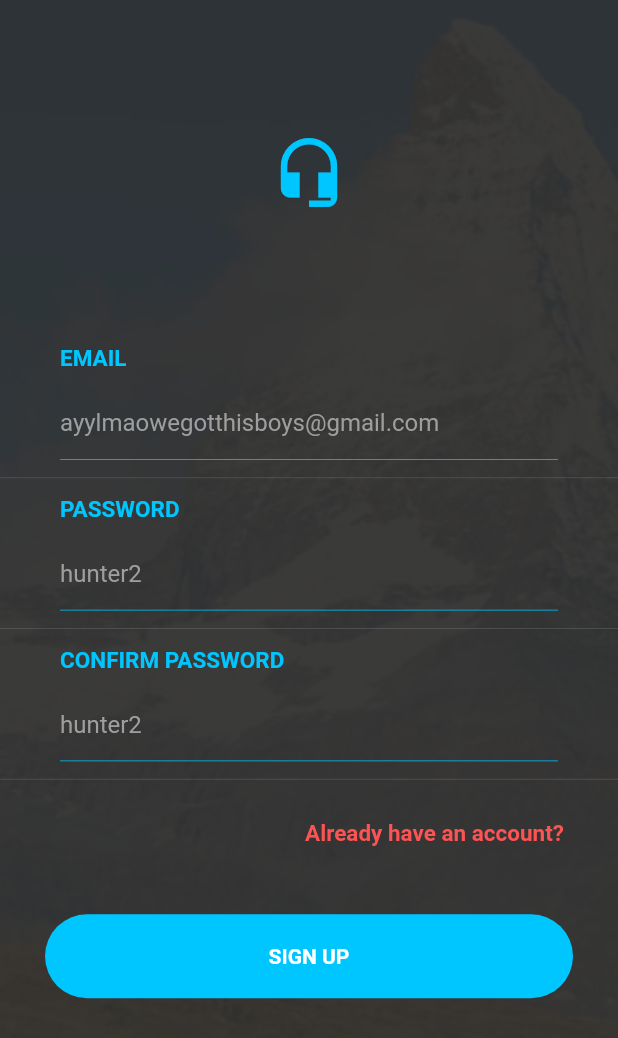
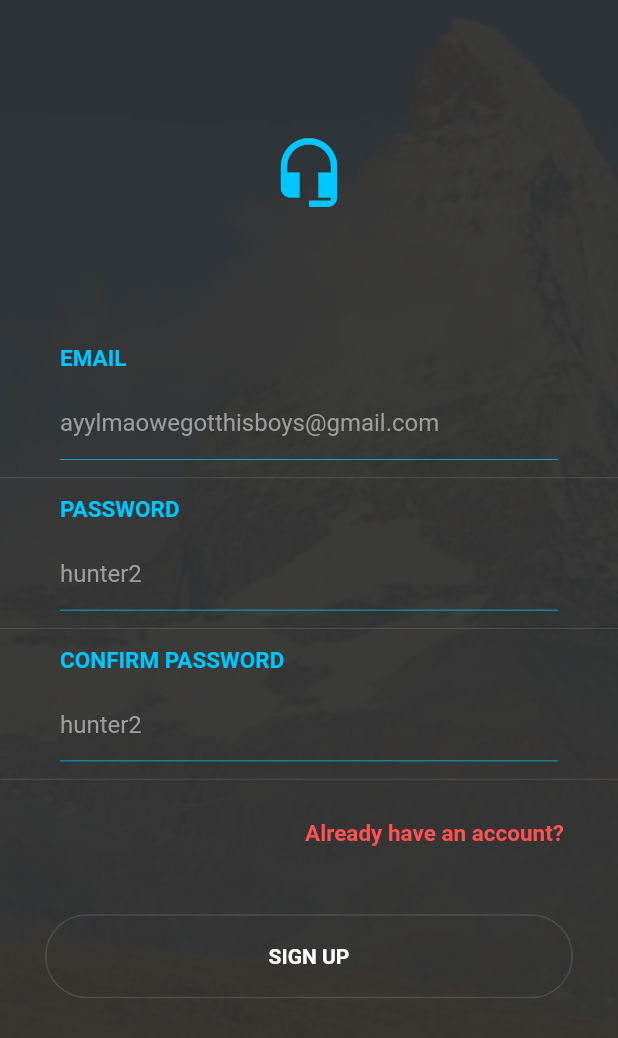
Before and after one commit to Kaioru/groupleh, a Flutter app: the screen it shows after launch, swiped to page 3, on a phone screen of 412 x 824 dp. Shown: the top 1038 px of the screen. Run offline on Flutter 3.47's test engine with Material 2 defaults, Android fonts, the phone set to English and light mode, and no system bars; our stand-ins replace firebase_auth; accounts and stored records are empty.

Commit message:
Update login.dart

```diff
--- a/lib/app/auth/login.dart
+++ b/lib/app/auth/login.dart
@@ -54,7 +54,7 @@ class _Login extends State<Login> {
             child: Center(
               child: Icon(
                 Icons.headset_mic,
-                color: Colors.white,
+                color: Color(0xFF00C6FF),
                 size: 40.0,
               ),
             ),
@@ -64,14 +64,16 @@ class _Login extends State<Login> {
             child: new Row(
               mainAxisAlignment: MainAxisAlignment.center,
               children: <Widget>[
-                Text(
-                  "GroupLeh",
-                  style: TextStyle(
-                    color: Colors.white,
-                    fontSize: 20.0,
+                Material(
+                  type: MaterialType.transparency,
+                    child: Text(
+                    "GroupLeh",
+                    style: TextStyle(
+                      color: Color(0xFF00C6FF),
+                      fontSize: 20.0,
+                    ),
                   ),
                 ),
-
               ],
             ),
           ),
@@ -396,11 +398,12 @@ class _Login extends State<Login> {
               child: new Row(
                 children: <Widget>[
                   new Expanded(
-                    child: new FlatButton(
+                    child: new OutlineButton(
                       shape: new RoundedRectangleBorder(
                         borderRadius: new BorderRadius.circular(30.0),
                       ),
                       color: Color(0xFF00C6FF),
+                      highlightedBorderColor: Colors.white,
                       onPressed: () async {
                         if (_formKeyRegister.currentState.validate()) {
                           await _handleCreateUser().then((user) {
@@ -454,7 +457,7 @@ class _Login extends State<Login> {
       child: Container(
         height: MediaQuery.of(context).size.height,
         decoration: BoxDecoration(
-          color: Colors.white,
+          color: Color(0xFF303030),
           image: DecorationImage(
             colorFilter: new ColorFilter.mode(
                 Colors.black.withOpacity(0.05), BlendMode.dstATop),
@@ -469,7 +472,7 @@ class _Login extends State<Login> {
               child: Center(
                 child: Icon(
                   Icons.headset_mic,
-                  color: Color(0xFF303030),
+                  color: Color(0xFF00C6FF),
                   size: 50.0,
                 ),
               ),
@@ -483,7 +486,7 @@ class _Login extends State<Login> {
                       "EMAIL",
                       style: TextStyle(
                         fontWeight: FontWeight.bold,
-                        color: Color(0xFF303030),
+                        color: Color(0xFF00C6FF),
                         fontSize: 15.0,
                       ),
                     ),
@@ -498,7 +501,7 @@ class _Login extends State<Login> {
               decoration: BoxDecoration(
                 border: Border(
                   bottom: BorderSide(
-                      color: Color(0xFF303030),
+                      color: Color(0xFF00C6FF),
                       width: 0.5,
                       style: BorderStyle.solid),
                 ),
@@ -520,7 +523,7 @@ class _Login extends State<Login> {
                         else
                           return null;
                       },
-                      style: TextStyle(color: Colors.black),
+                      style: TextStyle(color: Colors.white),
                       decoration: new InputDecoration(
                         border: InputBorder.none,
                         hintText: 'allahuakbar@gmail.com',
@@ -553,7 +556,7 @@ class _Login extends State<Login> {
                       "PASSWORD",
                       style: TextStyle(
                         fontWeight: FontWeight.bold,
-                        color: Color(0xFF303030),
+                        color: Color(0xFF00C6FF),
                         fontSize: 15.0,
                       ),
                     ),
@@ -568,7 +571,7 @@ class _Login extends State<Login> {
               decoration: BoxDecoration(
                 border: Border(
                   bottom: BorderSide(
-                      color: Color(0xFF303030),
+                      color: Color(0xFF00C6FF),
                       width: 0.5,
                       style: BorderStyle.solid),
                 ),
@@ -587,7 +590,7 @@ class _Login extends State<Login> {
                         hintStyle: TextStyle(color: Colors.grey),
                       ),
                       obscureText: true,
-                      style: TextStyle(color: Colors.black),
+                      style: TextStyle(color: Colors.white),
                       keyboardType: TextInputType.text
                     ),
                     /*TextField(
```
